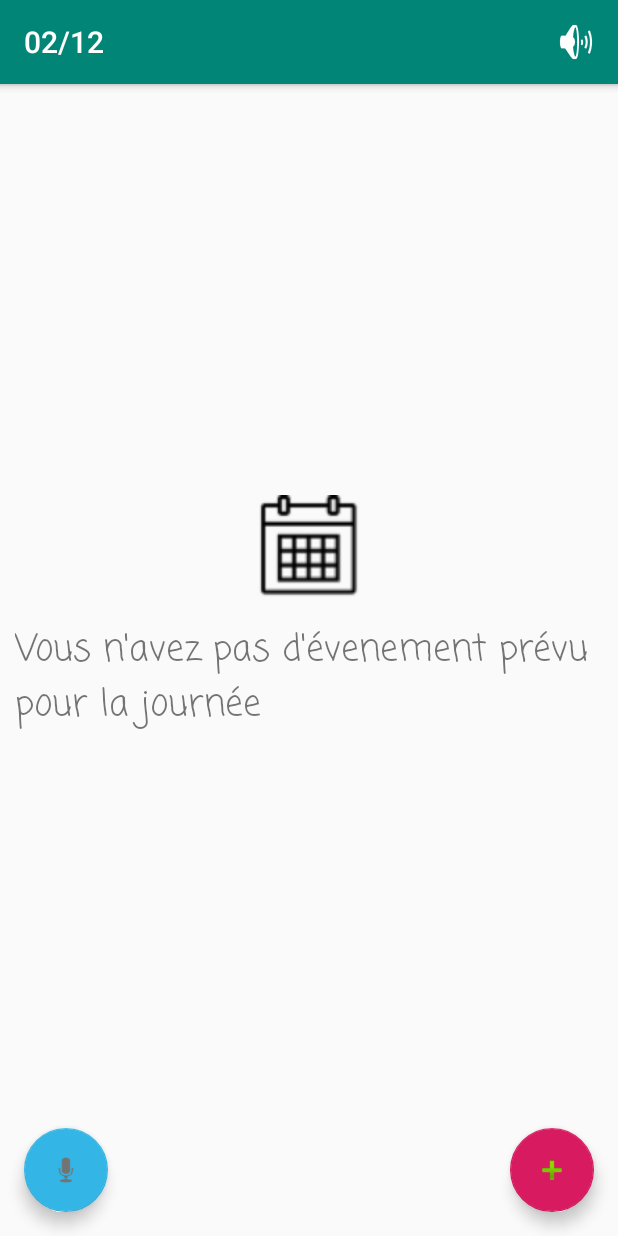
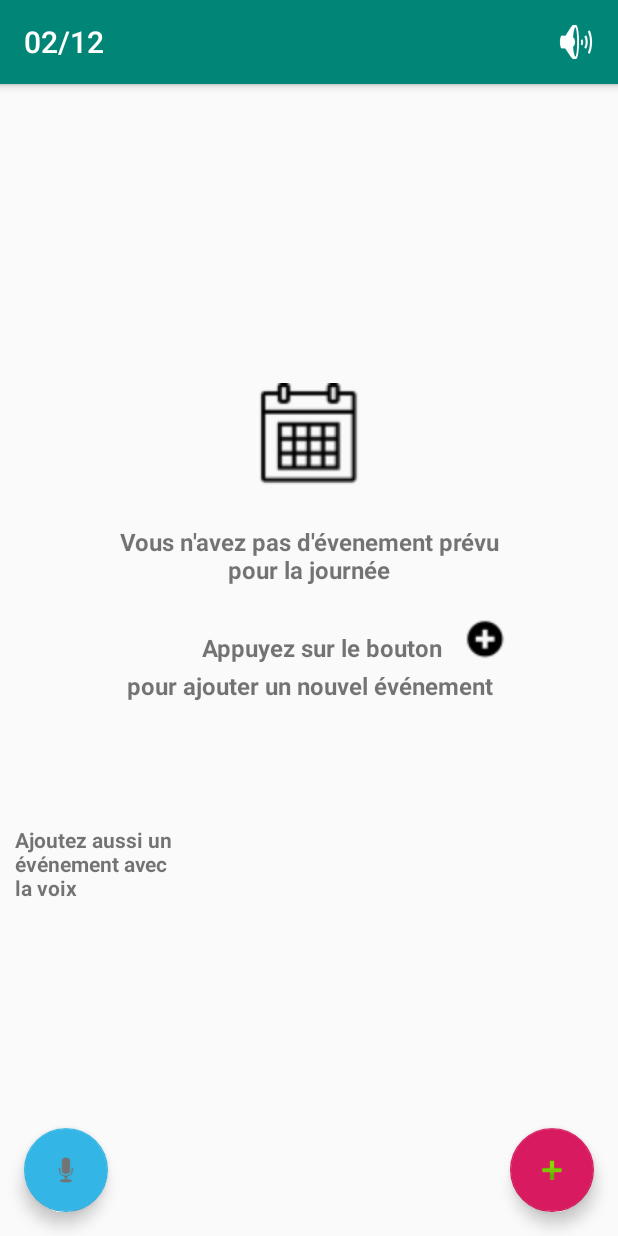
Before and after one commit to clouetm/Projet-IHM, an Android app: the screen it shows after launch (DaysActivity), on a phone screen of 412 x 824 dp. Run offline under Robolectric (Android 15) with nearby library versions, the phone set to English and light mode, and no system bars.

Commit message:
Réalisation de l'aide

```diff
--- a/app/src/main/java/com/example/myriam/myapplication/DaysActivity.java
+++ b/app/src/main/java/com/example/myriam/myapplication/DaysActivity.java
@@ -67,15 +67,6 @@ public class DaysActivity extends AppCompatActivity {
         super.onCreate(savedInstanceState);
         setContentView(R.layout.activity_days);
         LinearLayout layoutHelpAddRdv = (LinearLayout) findViewById(R.id.help_add_rdv);
-
-        if (rdvArrayList.size()==0){
-            layoutHelpAddRdv.setVisibility(View.VISIBLE);
-        }else{
-            layoutHelpAddRdv.setVisibility(View.INVISIBLE);
-        }
-
-
-
         Toolbar toolbar = (Toolbar) findViewById(R.id.toolbar);
         setSupportActionBar(toolbar);
 
@@ -251,12 +242,11 @@ public class DaysActivity extends AppCompatActivity {
      * Affiche une liste de rdvs dans la page
      */
     public void afficherRdvs(){
-        //if (rdvArrayList.size()!=0){
             // On créé un Adapter
             RdvListViewAdapter adapter = new RdvListViewAdapter(this, rdvArrayList);
             ListView cl = (ListView) findViewById(R.id.planning);
             cl.setAdapter(adapter);
-       // }
+            chargeContentView();
     };
 
 
@@ -606,5 +596,13 @@ public class DaysActivity extends AppCompatActivity {
         }
     }
 
+    private void chargeContentView(){
+        LinearLayout layoutHelpAddRdv = (LinearLayout) findViewById(R.id.help_add_rdv);
+        if (rdvArrayList.size()==0){
+            layoutHelpAddRdv.setVisibility(View.VISIBLE);
+        }else{
+            layoutHelpAddRdv.setVisibility(View.INVISIBLE);
+        }
+    }
 
     }
--- a/app/src/main/res/layout/activity_days.xml
+++ b/app/src/main/res/layout/activity_days.xml
@@ -21,7 +21,10 @@
     </android.support.design.widget.AppBarLayout>
 
     <include layout="@layout/content_days" />
-    <include layout="@layout/help_add_rdv" />
+
+    <include
+        layout="@layout/help_add_rdv"
+        android:visibility="invisible" />
 
     <android.support.design.widget.FloatingActionButton
         android:id="@+id/fab"
--- a/app/src/main/res/layout/help_add_rdv.xml
+++ b/app/src/main/res/layout/help_add_rdv.xml
@@ -35,11 +35,6 @@
 
         <LinearLayout
             android:layout_width="match_parent"
-            android:layout_height="50dp"
-            android:orientation="horizontal"></LinearLayout>
-
-        <LinearLayout
-            android:layout_width="match_parent"
             android:layout_height="100dp"
             android:orientation="horizontal">
 
@@ -56,20 +51,79 @@
             android:layout_height="200dp"
             android:orientation="vertical">
 
+            <TextView
+                android:id="@+id/textView"
+                android:layout_width="match_parent"
+                android:layout_height="wrap_content"
+                android:gravity="center_horizontal"
+                android:paddingLeft="60dp"
+                android:paddingTop="10dp"
+                android:paddingRight="60dp"
+                android:paddingBottom="20dp"
+                android:text="Vous n'avez pas d'évenement prévu pour la journée"
+                android:textSize="16sp"
+                android:textStyle="bold"
+                app:fontFamily="sans-serif" />
+
             <LinearLayout
                 android:layout_width="match_parent"
-                android:layout_height="wrap_content"
+                android:layout_height="35dp"
+                android:layout_gravity="center_horizontal"
+                android:gravity="center_horizontal"
                 android:orientation="horizontal">
 
                 <TextView
-                    android:id="@+id/textView"
-                    android:layout_width="match_parent"
-                    android:layout_height="wrap_content"
-                    android:capitalize="sentences"
-                    android:text="Vous n'avez pas d'évenement prévu pour la journée"
-                    android:textSize="24sp"
-                    app:fontFamily="casual" />
+                    android:id="@+id/textView2"
+                    android:layout_width="wrap_content"
+                    android:layout_height="match_parent"
+                    android:gravity="center_horizontal"
+                    android:paddingLeft="60dp"
+                    android:paddingTop="10dp"
+                    android:paddingRight="10dp"
+                    android:text="Appuyez sur le bouton "
+                    android:textSize="16sp"
+                    android:textStyle="bold"
+                    app:fontFamily="sans-serif" />
+
+                <ImageView
+                    android:id="@+id/imageView5"
+                    android:layout_width="30dp"
+                    android:layout_height="30dp"
+                    android:src="@drawable/ico_help_rdv_add" />
             </LinearLayout>
+
+            <TextView
+                android:id="@+id/textView4"
+                android:layout_width="match_parent"
+                android:layout_height="wrap_content"
+                android:gravity="center_horizontal"
+                android:paddingLeft="40dp"
+                android:paddingRight="40dp"
+                android:paddingBottom="20dp"
+                android:text="pour ajouter un nouvel événement"
+                android:textSize="16sp"
+                android:textStyle="bold"
+                app:fontFamily="sans-serif" />
+
+        </LinearLayout>
+
+        <LinearLayout
+            android:layout_width="150dp"
+            android:layout_height="100dp"
+            android:layout_gravity="left"
+            android:orientation="vertical">
+
+            <TextView
+                android:id="@+id/textView8"
+                android:layout_width="124dp"
+                android:layout_height="wrap_content"
+                android:paddingTop="10dp"
+                android:paddingRight="10dp"
+                android:paddingBottom="10dp"
+                android:text="Ajoutez aussi un événement avec la voix"
+                android:textSize="14sp"
+                android:textStyle="bold"
+                app:fontFamily="sans-serif" />
 
         </LinearLayout>
     </LinearLayout>
```
Also changed, not shown: app/src/main/res/drawable/ico_help_rdv_add.png (added).
